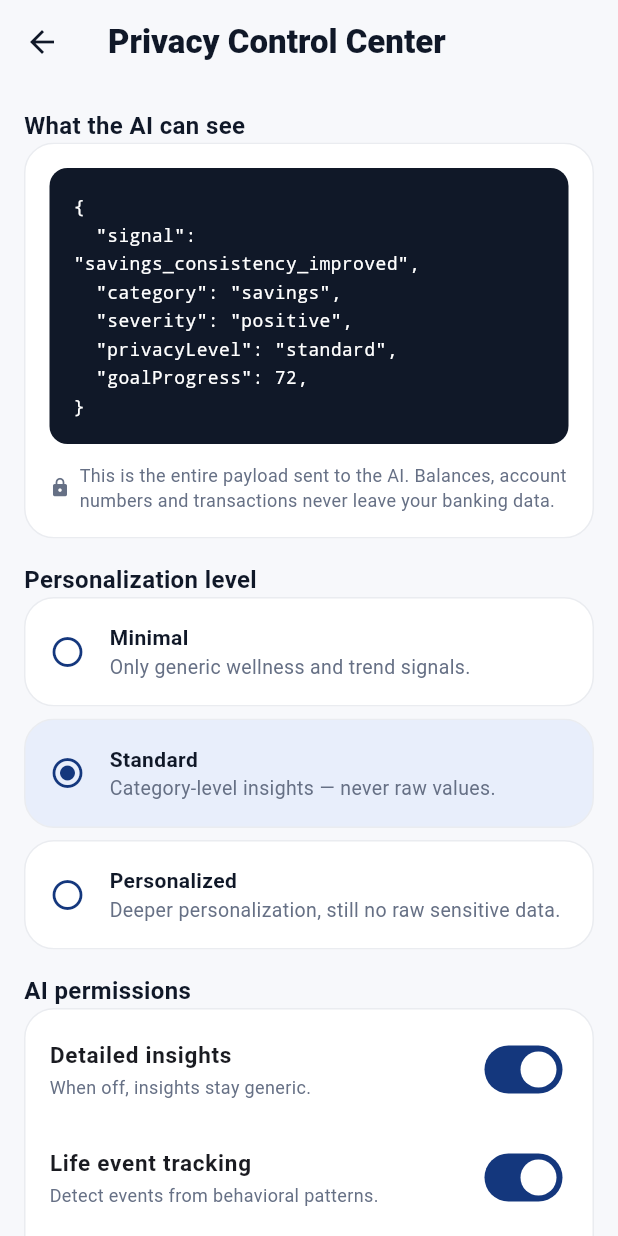
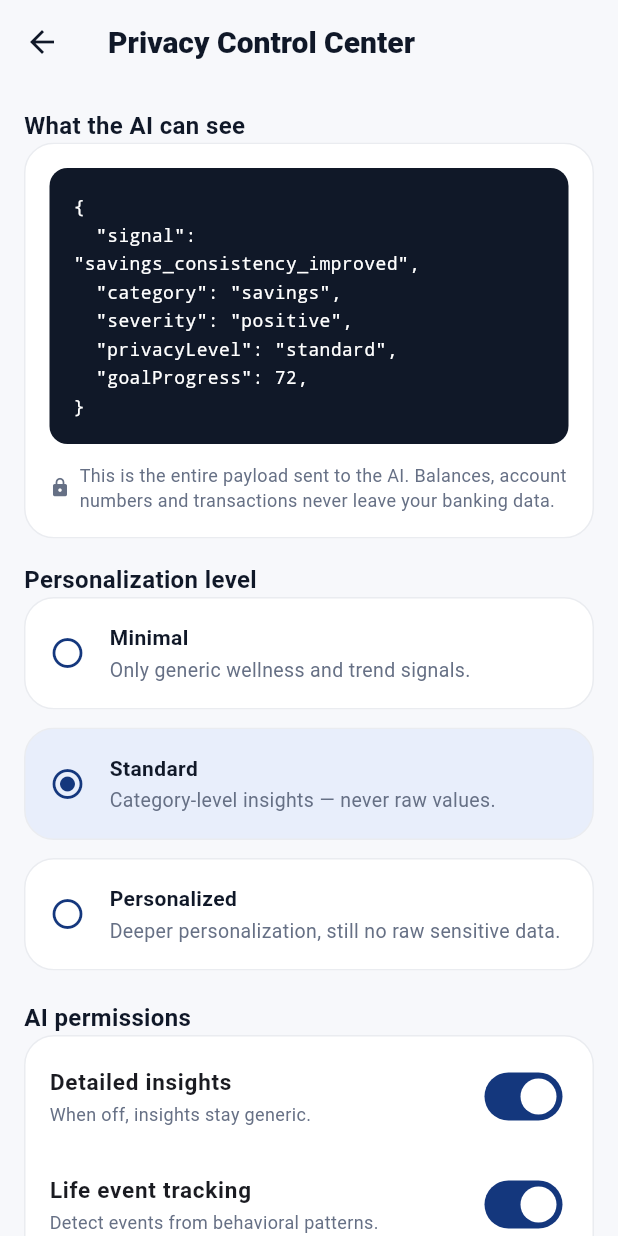
Before and after one commit to sooubh/sbi, a Flutter app: the MainShell screen opened directly, item 5 of the bottom bar chosen, after a tap on "Privacy Control Center", on a phone screen of 412 x 824 dp. Run offline on Flutter 3.47's test engine with Material 3 defaults, Android fonts, the phone set to English and light mode, and no system bars; our stand-ins replace cloud_firestore, cloud_functions, firebase_auth, firebase_core, flutter_riverpod, shared_preferences; accounts and stored records are empty; network calls fail.

Commit message:
refactor: audit & polish — navigation flow, persistence, states, dedup
- Persist onboarding completion (shared_preferences); splash routes
  returning users straight to the shell
- shellIndexProvider + ShellTab enable tab deep-links: Home "View all"
  -> Goals, notification bell -> Timeline (fixes dead buttons)
- Goals empty state; chat typing indicator + error handling
- Shared PrivacyLevelSelector removes duplication between onboarding
  and Privacy Control Center
- Time-aware greeting, DemoProfile identity constants, theme-level
  AppBar title typography

```diff
--- a/lib/core/theme/app_theme.dart
+++ b/lib/core/theme/app_theme.dart
@@ -20,6 +20,11 @@ abstract final class AppTheme {
         foregroundColor: AppColors.ink,
         elevation: 0,
         centerTitle: false,
+        titleTextStyle: TextStyle(
+          fontSize: 20,
+          fontWeight: FontWeight.w800,
+          color: AppColors.ink,
+        ),
       ),
       navigationBarTheme: const NavigationBarThemeData(
         backgroundColor: AppColors.surface,
--- /dev/null
+++ b/lib/core/utils/greeting.dart
@@ -0,0 +1,7 @@
+/// Time-aware greeting for the Home header.
+String greetingForNow([DateTime? now]) {
+  final hour = (now ?? DateTime.now()).hour;
+  if (hour < 12) return 'Good morning';
+  if (hour < 17) return 'Good afternoon';
+  return 'Good evening';
+}
--- a/lib/features/goals/goals_screen.dart
+++ b/lib/features/goals/goals_screen.dart
@@ -25,12 +25,33 @@ class GoalsScreen extends ConsumerWidget {
         icon: const Icon(Icons.add_rounded),
         label: const Text('New goal'),
       ),
-      body: ListView.separated(
-        padding: const EdgeInsets.fromLTRB(Insets.m, Insets.m, Insets.m, 96),
-        itemCount: goals.length,
-        separatorBuilder: (_, __) => const SizedBox(height: Insets.s + 4),
-        itemBuilder: (_, i) => GoalCard(goal: goals[i]),
-      ),
+      body: goals.isEmpty
+          ? const Center(
+              child: Padding(
+                padding: EdgeInsets.all(Insets.l),
+                child: Column(
+                  mainAxisSize: MainAxisSize.min,
+                  children: [
+                    Icon(Icons.flag_rounded, size: 44, color: AppColors.slate),
+                    SizedBox(height: Insets.m),
+                    Text('No goals yet',
+                        style: TextStyle(fontWeight: FontWeight.w700, color: AppColors.ink)),
+                    SizedBox(height: Insets.xs),
+                    Text(
+                      'Create your first goal and Compass will coach its pace.',
+                      textAlign: TextAlign.center,
+                      style: TextStyle(fontSize: 13, color: AppColors.slate),
+                    ),
+                  ],
+                ),
+              ),
+            )
+          : ListView.separated(
+              padding: const EdgeInsets.fromLTRB(Insets.m, Insets.m, Insets.m, 96),
+              itemCount: goals.length,
+              separatorBuilder: (_, __) => const SizedBox(height: Insets.s + 4),
+              itemBuilder: (_, i) => GoalCard(goal: goals[i]),
+            ),
     );
   }
 
--- a/lib/features/home/home_screen.dart
+++ b/lib/features/home/home_screen.dart
@@ -3,8 +3,11 @@ import 'package:flutter_riverpod/flutter_riverpod.dart';
 
 import '../../core/constants/app_constants.dart';
 import '../../core/theme/app_colors.dart';
+import '../../core/utils/greeting.dart';
+import '../../services/demo_catalog.dart';
 import '../../services/demo_data_service.dart';
 import '../../widgets/section_header.dart';
+import '../shell/main_shell.dart';
 import 'widgets/account_summary_card.dart';
 import 'widgets/compass_insight_card.dart';
 import 'widgets/goal_preview_card.dart';
@@ -24,7 +27,10 @@ class HomeScreen extends ConsumerWidget {
         child: ListView(
           padding: const EdgeInsets.all(Insets.m),
           children: [
-            const _GreetingHeader(),
+            _GreetingHeader(
+              onBellTap: () => ref.read(shellIndexProvider.notifier).state =
+                  ShellTab.timeline.index,
+            ),
             const SizedBox(height: Insets.m),
             const AccountSummaryCard(),
             const SizedBox(height: Insets.m),
@@ -33,7 +39,12 @@ class HomeScreen extends ConsumerWidget {
             const SectionHeader(title: 'Quick actions'),
             const QuickActionsRow(),
             const SizedBox(height: Insets.m),
-            SectionHeader(title: 'Goal progress', actionLabel: 'View all', onAction: () {}),
+            SectionHeader(
+              title: 'Goal progress',
+              actionLabel: 'View all',
+              onAction: () => ref.read(shellIndexProvider.notifier).state =
+                  ShellTab.goals.index,
+            ),
             for (final goal in goals.take(2)) ...[
               GoalPreviewCard(goal: goal),
               const SizedBox(height: Insets.s + 4),
@@ -46,7 +57,9 @@ class HomeScreen extends ConsumerWidget {
 }
 
 class _GreetingHeader extends StatelessWidget {
-  const _GreetingHeader();
+  const _GreetingHeader({required this.onBellTap});
+
+  final VoidCallback onBellTap;
 
   @override
   Widget build(BuildContext context) {
@@ -55,20 +68,24 @@ class _GreetingHeader extends StatelessWidget {
         const CircleAvatar(
           radius: 22,
           backgroundColor: AppColors.lightBlue,
-          child: Text('AR', style: TextStyle(fontWeight: FontWeight.w700, color: AppColors.deepBlue)),
+          child: Text(DemoProfile.initials,
+              style: TextStyle(fontWeight: FontWeight.w700, color: AppColors.deepBlue)),
         ),
         const SizedBox(width: Insets.m),
-        const Expanded(
+        Expanded(
           child: Column(
             crossAxisAlignment: CrossAxisAlignment.start,
             children: [
-              Text('Good morning', style: TextStyle(fontSize: 13, color: AppColors.slate)),
-              Text('Aarav', style: TextStyle(fontSize: 18, fontWeight: FontWeight.w700, color: AppColors.ink)),
+              Text(greetingForNow(),
+                  style: const TextStyle(fontSize: 13, color: AppColors.slate)),
+              const Text(DemoProfile.firstName,
+                  style: TextStyle(fontSize: 18, fontWeight: FontWeight.w700, color: AppColors.ink)),
             ],
           ),
         ),
         IconButton(
-          onPressed: () {},
+          tooltip: 'AI activity',
+          onPressed: onBellTap,
           icon: const Icon(Icons.notifications_none_rounded, color: AppColors.ink),
         ),
       ],
--- a/lib/features/profile/privacy_center_screen.dart
+++ b/lib/features/profile/privacy_center_screen.dart
@@ -2,12 +2,12 @@ import 'package:flutter/material.dart';
 import 'package:flutter_riverpod/flutter_riverpod.dart';
 
 import '../../core/constants/app_constants.dart';
-import '../../core/privacy/privacy_level.dart';
 import '../../core/privacy/privacy_sanitizer.dart';
 import '../../core/privacy/safe_signal.dart';
 import '../../core/theme/app_colors.dart';
 import '../../services/user_settings.dart';
 import '../../widgets/app_card.dart';
+import '../../widgets/privacy_level_selector.dart';
 import '../../widgets/section_header.dart';
 
 /// Privacy Control Center (PRD Feature 8 / Screen 10): personalization
@@ -86,33 +86,10 @@ class PrivacyCenterScreen extends ConsumerWidget {
           ),
           const SizedBox(height: Insets.m),
           const SectionHeader(title: 'Personalization level'),
-          for (final level in PrivacyLevel.values) ...[
-            AppCard(
-              color: settings.privacyLevel == level ? AppColors.lightBlue : AppColors.surface,
-              onTap: () => notifier.setPrivacyLevel(level),
-              child: Row(
-                children: [
-                  Icon(
-                    settings.privacyLevel == level
-                        ? Icons.radio_button_checked_rounded
-                        : Icons.radio_button_off_rounded,
-                    color: AppColors.deepBlue,
-                  ),
-                  const SizedBox(width: Insets.m),
-                  Expanded(
-                    child: Column(
-                      crossAxisAlignment: CrossAxisAlignment.start,
-                      children: [
-                        Text(level.label, style: const TextStyle(fontWeight: FontWeight.w700, color: AppColors.ink)),
-                        Text(level.description, style: const TextStyle(fontSize: 13, color: AppColors.slate)),
-                      ],
-                    ),
-                  ),
-                ],
-              ),
-            ),
-            const SizedBox(height: Insets.s),
-          ],
+          PrivacyLevelSelector(
+            selected: settings.privacyLevel,
+            onChanged: notifier.setPrivacyLevel,
+          ),
           const SizedBox(height: Insets.s),
           const SectionHeader(title: 'AI permissions'),
           AppCard(
--- a/lib/features/shell/main_shell.dart
+++ b/lib/features/shell/main_shell.dart
@@ -1,4 +1,5 @@
 import 'package:flutter/material.dart';
+import 'package:flutter_riverpod/flutter_riverpod.dart';
 
 import '../compass/compass_screen.dart';
 import '../goals/goals_screen.dart';
@@ -6,17 +7,17 @@ import '../home/home_screen.dart';
 import '../profile/profile_screen.dart';
 import '../timeline/timeline_screen.dart';
 
+/// Bottom-navigation tabs in display order.
+enum ShellTab { home, compass, goals, timeline, profile }
+
+/// Currently selected tab. Exposed as a provider so any feature can
+/// deep-link to a tab (e.g. Home "View all" → Goals).
+final shellIndexProvider = StateProvider<int>((_) => ShellTab.home.index);
+
 /// Bottom-navigation shell: Home, Compass, Goals, Timeline, Profile
 /// (PRD section 6).
-class MainShell extends StatefulWidget {
+class MainShell extends ConsumerWidget {
   const MainShell({super.key});
-
-  @override
-  State<MainShell> createState() => _MainShellState();
-}
-
-class _MainShellState extends State<MainShell> {
-  int _index = 0;
 
   static const _screens = [
     HomeScreen(),
@@ -27,12 +28,14 @@ class _MainShellState extends State<MainShell> {
   ];
 
   @override
-  Widget build(BuildContext context) {
+  Widget build(BuildContext context, WidgetRef ref) {
+    final index = ref.watch(shellIndexProvider);
     return Scaffold(
-      body: IndexedStack(index: _index, children: _screens),
+      body: IndexedStack(index: index, children: _screens),
       bottomNavigationBar: NavigationBar(
-        selectedIndex: _index,
-        onDestinationSelected: (i) => setState(() => _index = i),
+        selectedIndex: index,
+        onDestinationSelected: (i) =>
+            ref.read(shellIndexProvider.notifier).state = i,
         destinations: const [
           NavigationDestination(icon: Icon(Icons.home_outlined), selectedIcon: Icon(Icons.home_rounded), label: 'Home'),
           NavigationDestination(icon: Icon(Icons.explore_outlined), selectedIcon: Icon(Icons.explore_rounded), label: 'Compass'),
--- /dev/null
+++ b/lib/widgets/privacy_level_selector.dart
@@ -0,0 +1,57 @@
+import 'package:flutter/material.dart';
+
+import '../core/constants/app_constants.dart';
+import '../core/privacy/privacy_level.dart';
+import '../core/theme/app_colors.dart';
+import 'app_card.dart';
+
+/// Shared personalization-level picker used by onboarding and the
+/// Privacy Control Center.
+class PrivacyLevelSelector extends StatelessWidget {
+  const PrivacyLevelSelector({
+    super.key,
+    required this.selected,
+    required this.onChanged,
+  });
+
+  final PrivacyLevel selected;
+  final ValueChanged<PrivacyLevel> onChanged;
+
+  @override
+  Widget build(BuildContext context) {
+    return Column(
+      children: [
+        for (final level in PrivacyLevel.values) ...[
+          AppCard(
+            color: selected == level ? AppColors.lightBlue : AppColors.surface,
+            onTap: () => onChanged(level),
+            child: Row(
+              children: [
+                Icon(
+                  selected == level
+                      ? Icons.radio_button_checked_rounded
+                      : Icons.radio_button_off_rounded,
+                  color: AppColors.deepBlue,
+                ),
+                const SizedBox(width: Insets.m),
+                Expanded(
+                  child: Column(
+                    crossAxisAlignment: CrossAxisAlignment.start,
+                    children: [
+                      Text(level.label,
+                          style: const TextStyle(fontWeight: FontWeight.w700, color: AppColors.ink)),
+                      const SizedBox(height: 2),
+                      Text(level.description,
+                          style: const TextStyle(fontSize: 13, color: AppColors.slate)),
+                    ],
+                  ),
+                ),
+              ],
+            ),
+          ),
+          const SizedBox(height: Insets.s + 4),
+        ],
+      ],
+    );
+  }
+}
--- a/pubspec.yaml
+++ b/pubspec.yaml
@@ -15,6 +15,7 @@ dependencies:
   firebase_auth: ^5.1.4
   cloud_firestore: ^5.2.1
   cloud_functions: ^5.0.4
+  shared_preferences: ^2.2.3
 
 dev_dependencies:
   flutter_test:
```
Also changed, not shown: lib/features/chat/chat_controller.dart (+19 -1 lines), lib/features/onboarding/onboarding_screen.dart (+9 -30 lines), lib/features/splash/splash_screen.dart (+17 -10 lines), lib/main.dart (+6 -1 lines), lib/services/app_prefs.dart (added, +21 -0 lines), lib/services/demo_catalog.dart (+8 -0 lines).
